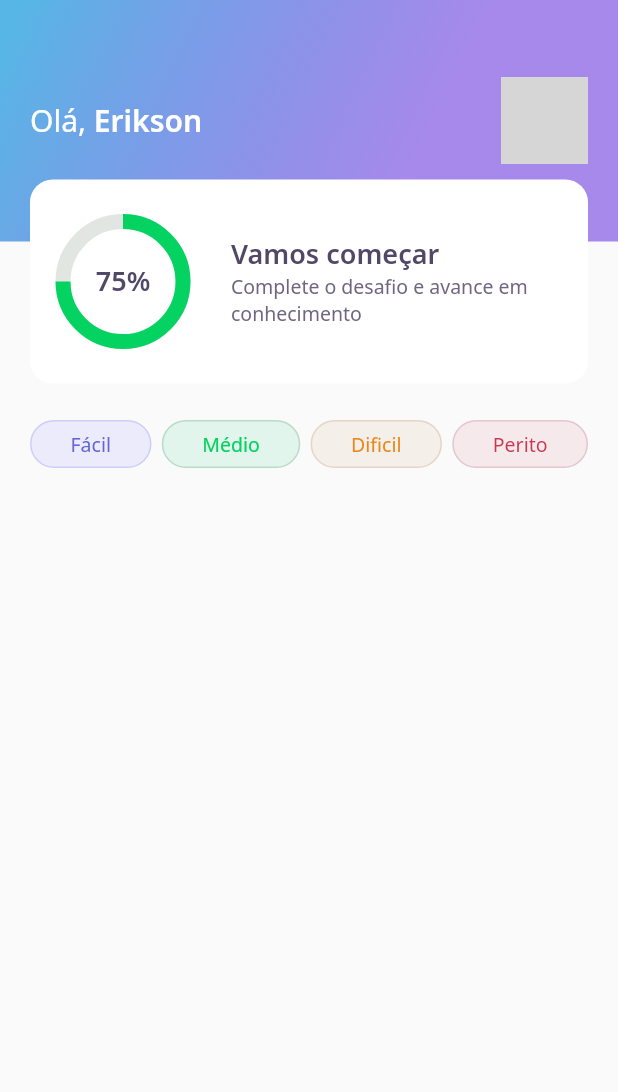
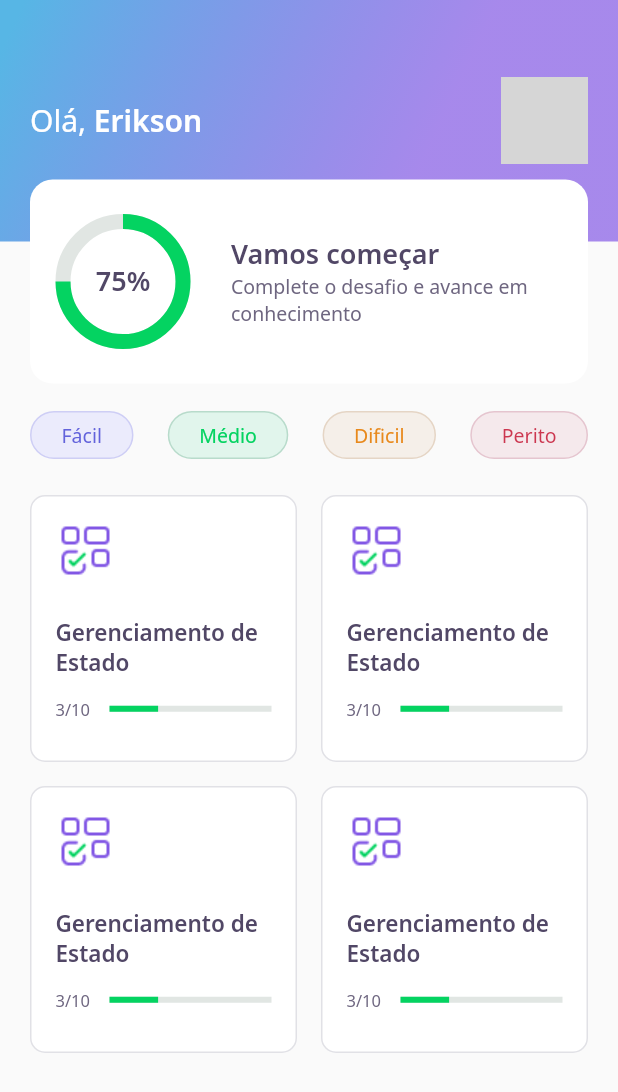
Before and after one commit to eriksongoncalves/dev-quiz, a Flutter app: the screen it shows after launch, on a phone screen of 412 x 824 dp. Shown: the top 1092 px of the screen. Run offline on Flutter 3.47's test engine with Material 2 defaults, Android fonts, the phone set to English and light mode, and no system bars; our stand-ins replace google_fonts; network calls fail; grey boxes are pictures that could not be loaded.

Commit message:
feat: quiz card widget

```diff
--- a/lib/home/home_page.dart
+++ b/lib/home/home_page.dart
@@ -1,5 +1,6 @@
 import 'package:devquiz/home/widgets/appbar/app_bar_widget.dart';
 import 'package:devquiz/home/widgets/level_button/level_button_widget.dart';
+import 'package:devquiz/home/widgets/quiz_card/quiz_card_widget.dart';
 import 'package:flutter/material.dart';
 
 class HomePage extends StatefulWidget {
@@ -13,9 +14,13 @@ class _HomePageState extends State<HomePage> {
     return Scaffold(
       appBar: AppBarWidget(),
       body: Padding(
-        padding:
-            const EdgeInsets.only(left: 20, right: 20, top: 30, bottom: 20),
-        child: Row(
+        padding: const EdgeInsets.symmetric(horizontal: 20),
+        child: Column(
+          children: [
+            SizedBox(
+              height: 24,
+            ),
+            Row(
               mainAxisAlignment: MainAxisAlignment.spaceBetween,
               children: [
                 LevelButtonWidget(
@@ -32,6 +37,23 @@ class _HomePageState extends State<HomePage> {
                 ),
               ],
             ),
+            SizedBox(
+              height: 24,
+            ),
+            Expanded(
+                child: GridView.count(
+              crossAxisSpacing: 16,
+              mainAxisSpacing: 16,
+              crossAxisCount: 2,
+              children: [
+                QuizCardWidget(),
+                QuizCardWidget(),
+                QuizCardWidget(),
+                QuizCardWidget()
+              ],
+            ))
+          ],
+        ),
       ),
     );
   }
--- a/lib/home/widgets/level_button/level_button_widget.dart
+++ b/lib/home/widgets/level_button/level_button_widget.dart
@@ -44,7 +44,7 @@ class LevelButtonWidget extends StatelessWidget {
           color: color,
           border: Border.fromBorderSide(BorderSide(color: borderColor))),
       child: Padding(
-        padding: const EdgeInsets.symmetric(horizontal: 26, vertical: 6),
+        padding: const EdgeInsets.symmetric(horizontal: 20, vertical: 6),
         child: Text(
           label,
           style: GoogleFonts.notoSans(color: fontColor, fontSize: 13),
--- /dev/null
+++ b/lib/home/widgets/quiz_card/quiz_card_widget.dart
@@ -0,0 +1,55 @@
+import 'package:devquiz/core/core.dart';
+import 'package:flutter/material.dart';
+
+class QuizCardWidget extends StatelessWidget {
+  @override
+  Widget build(BuildContext context) {
+    return Container(
+      padding: EdgeInsets.all(16),
+      decoration: BoxDecoration(
+          border: Border.fromBorderSide(BorderSide(color: AppColors.border)),
+          color: AppColors.white,
+          borderRadius: BorderRadius.circular(10)),
+      child: Column(
+        crossAxisAlignment: CrossAxisAlignment.start,
+        children: [
+          Container(
+            height: 40,
+            width: 40,
+            child: Image.asset(AppImages.blocks),
+          ),
+          SizedBox(
+            height: 24,
+          ),
+          Text(
+            "Gerenciamento de Estado",
+            style: AppTextStyles.heading15,
+          ),
+          SizedBox(
+            height: 14,
+          ),
+          Row(
+            children: [
+              Expanded(
+                flex: 1,
+                child: Text(
+                  "3/10",
+                  style: AppTextStyles.body11,
+                ),
+              ),
+              Expanded(
+                flex: 3,
+                child: LinearProgressIndicator(
+                  value: 0.3,
+                  backgroundColor: AppColors.chartSecondary,
+                  valueColor:
+                      AlwaysStoppedAnimation<Color>(AppColors.chartPrimary),
+                ),
+              )
+            ],
+          )
+        ],
+      ),
+    );
+  }
+}
```
Lines whose indentation alone changed are shown as unchanged.
